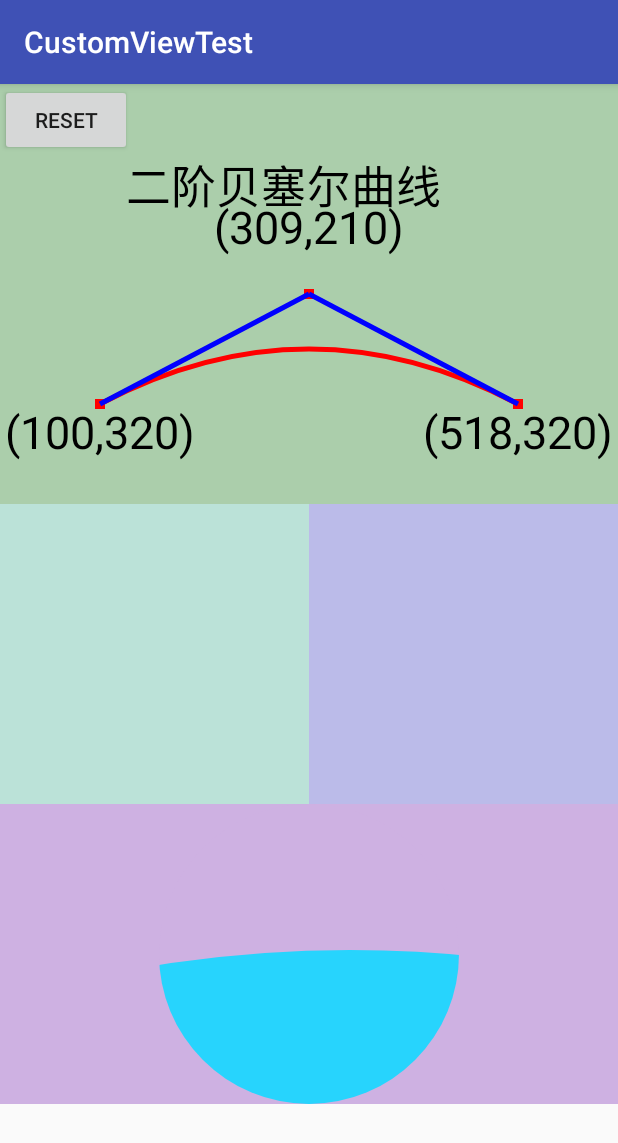
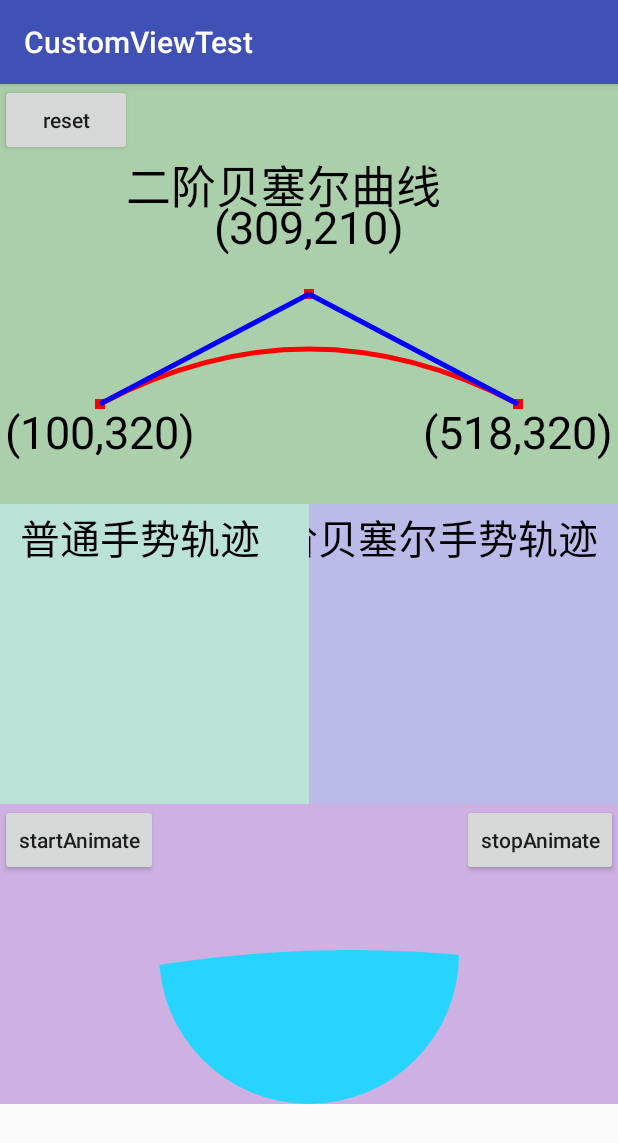
Before and after one commit to xiaweizi/CustomViewTest, an Android app: the BezierActivity screen opened directly, with no data from a screen before it, on a phone screen of 412 x 824 dp. Shown: the top 1143 px of the screen. Run offline under Robolectric (Android 15) with nearby library versions, the light colour scheme and no system bars.

Commit message:
[dev] 波浪 view 添加

```diff
--- a/app/src/main/java/com/example/xiaweizi/customviewtest/BezierActivity.java
+++ b/app/src/main/java/com/example/xiaweizi/customviewtest/BezierActivity.java
@@ -24,5 +24,17 @@ public class BezierActivity extends AppCompatActivity {
                 ((WaveView) findViewById(R.id.wave_view)).start();
             }
         });
+        findViewById(R.id.startAnimate).setOnClickListener(new View.OnClickListener() {
+            @Override
+            public void onClick(View v) {
+                ((WaveView) findViewById(R.id.wave_view)).start();
+            }
+        });
+        findViewById(R.id.stopAnimate).setOnClickListener(new View.OnClickListener() {
+            @Override
+            public void onClick(View v) {
+                ((WaveView) findViewById(R.id.wave_view)).stop();
+            }
+        });
     }
 }
--- a/app/src/main/java/com/example/xiaweizi/customviewtest/view/BezierGestureTrackView.java
+++ b/app/src/main/java/com/example/xiaweizi/customviewtest/view/BezierGestureTrackView.java
@@ -23,12 +23,15 @@ public class BezierGestureTrackView extends View {
 
     private Paint mPaint;
     private Path mPath = new Path();
+    private Paint mTextPaint;
 
     private void initPaint() {
         mPaint = new Paint(Paint.ANTI_ALIAS_FLAG);
         mPaint.setColor(Color.RED);
         mPaint.setStyle(Paint.Style.STROKE);
         mPaint.setStrokeWidth(6);
+        mTextPaint = new Paint(Paint.ANTI_ALIAS_FLAG);
+        mTextPaint.setTextSize(40);
     }
 
 
@@ -86,5 +89,8 @@ public class BezierGestureTrackView extends View {
     protected void onDraw(Canvas canvas) {
         super.onDraw(canvas);
         canvas.drawPath(mPath, mPaint);
+        String desc = "二阶贝塞尔手势轨迹";
+        mTextPaint.setTextAlign(Paint.Align.RIGHT);
+        canvas.drawText(desc, getWidth() - 20, 50, mTextPaint);
     }
 }
--- a/app/src/main/java/com/example/xiaweizi/customviewtest/view/NormalGestureTrackView.java
+++ b/app/src/main/java/com/example/xiaweizi/customviewtest/view/NormalGestureTrackView.java
@@ -22,6 +22,7 @@ import android.view.View;
 public class NormalGestureTrackView extends View {
 
     private Paint mPaint;
+    private Paint mTextPaint;
     private Path mPath = new Path();
 
     private void initPaint() {
@@ -29,6 +30,9 @@ public class NormalGestureTrackView extends View {
         mPaint.setColor(Color.RED);
         mPaint.setStyle(Paint.Style.STROKE);
         mPaint.setStrokeWidth(6);
+
+        mTextPaint = new Paint(Paint.ANTI_ALIAS_FLAG);
+        mTextPaint.setTextSize(40);
     }
 
 
@@ -78,5 +82,7 @@ public class NormalGestureTrackView extends View {
     protected void onDraw(Canvas canvas) {
         super.onDraw(canvas);
         canvas.drawPath(mPath, mPaint);
+        String desc = "普通手势轨迹";
+        canvas.drawText(desc, 20, 50, mTextPaint);
     }
 }
--- a/app/src/main/java/com/example/xiaweizi/customviewtest/view/WaveView.java
+++ b/app/src/main/java/com/example/xiaweizi/customviewtest/view/WaveView.java
@@ -124,4 +124,8 @@ public class WaveView extends View {
     public void start() {
         mAnimator.start();
     }
+
+    public void stop() {
+        mAnimator.cancel();
+    }
 }
--- a/app/src/main/res/layout/activity_bezier.xml
+++ b/app/src/main/res/layout/activity_bezier.xml
@@ -43,11 +43,33 @@
 
             </LinearLayout>
 
-            <com.example.xiaweizi.customviewtest.view.WaveView
-                android:id="@+id/wave_view"
+            <RelativeLayout
                 android:layout_width="match_parent"
-                android:layout_height="200dp"
-                android:background="#ceb1e2" />
+                android:layout_height="wrap_content"
+
+                android:background="#ceb1e2">
+
+                <com.example.xiaweizi.customviewtest.view.WaveView
+                    android:id="@+id/wave_view"
+                    android:layout_width="match_parent"
+                    android:layout_height="200dp" />
+
+                <Button
+                    android:id="@+id/startAnimate"
+                    android:layout_width="wrap_content"
+                    android:layout_height="wrap_content"
+                    android:text="startAnimate"
+                    android:textAllCaps="false" />
+
+                <Button
+                    android:id="@+id/stopAnimate"
+                    android:layout_width="wrap_content"
+                    android:layout_height="wrap_content"
+                    android:layout_alignParentRight="true"
+                    android:text="stopAnimate"
+                    android:textAllCaps="false" />
+            </RelativeLayout>
+
 
         </LinearLayout>
     </ScrollView>
@@ -56,6 +78,8 @@
         android:id="@+id/reset"
         android:layout_width="wrap_content"
         android:layout_height="wrap_content"
-        android:text="reset" />
+        android:text="reset"
+        android:textAllCaps="false" />
+
 
 </android.support.constraint.ConstraintLayout>
```
